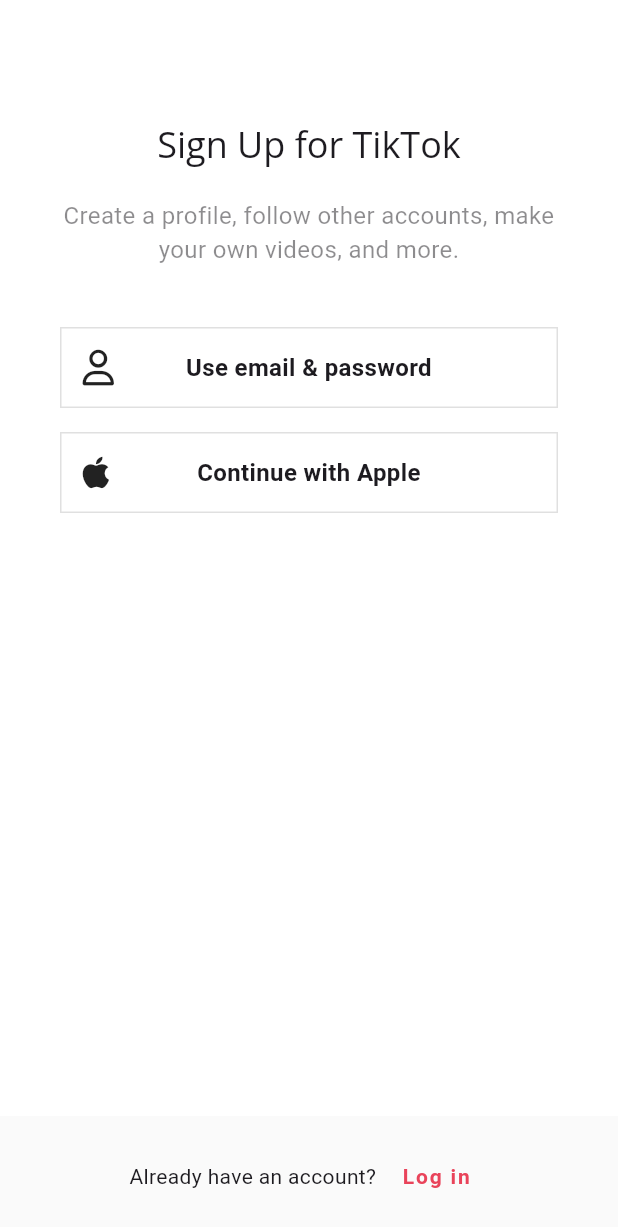
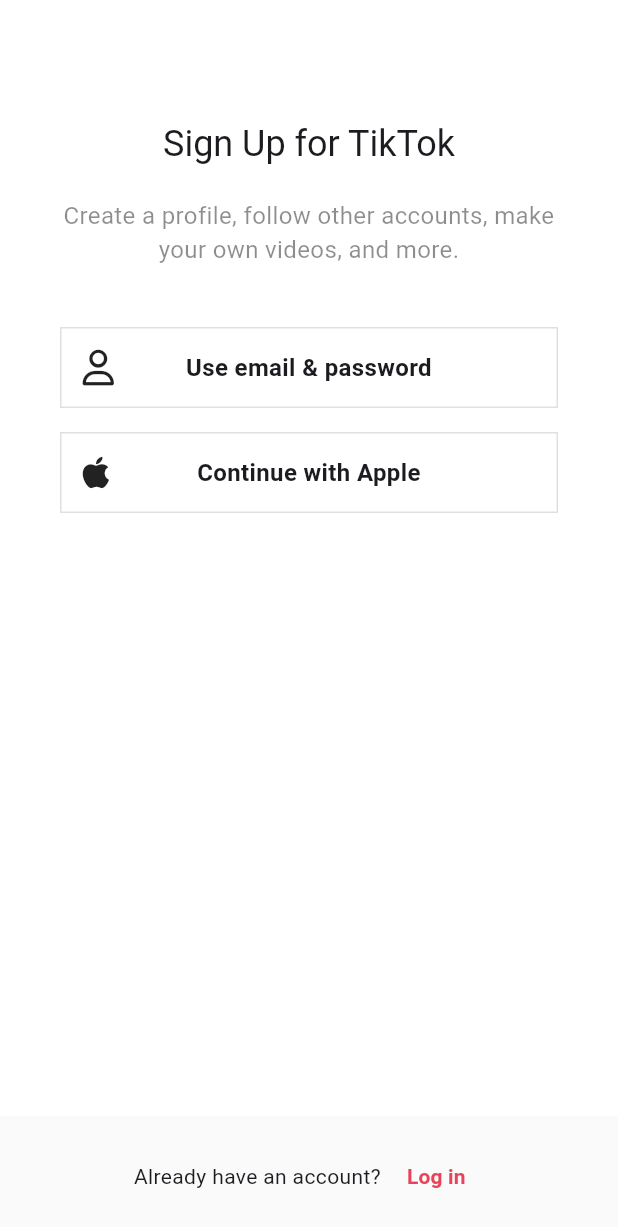
Before and after one commit to jrsky723/tiktok_clone, a Flutter app: the screen it shows after launch, on a phone screen of 412 x 824 dp. Shown: the top 1227 px of the screen. Run offline on Flutter 3.47's test engine with Material 3 defaults, Android fonts, the phone set to English and light mode, and no system bars; our stand-ins replace font_awesome_flutter, google_fonts, marquee, video_player, visibility_detector; Roboto replaces fonts that are missing (Itim).

Commit message:
# 15/3 Google Fonts
- google_fonts 패키지를 사용하여, 구글 폰트를 사용할 수 있다.
- 모든 google fonts가 있는것은 아니다.

```diff
--- a/lib/main.dart
+++ b/lib/main.dart
@@ -27,35 +27,8 @@ class TikTokApp extends StatelessWidget {
       themeMode: ThemeMode.system,
       theme: ThemeData(
         brightness: Brightness.light,
-        textTheme: TextTheme(
-          displayLarge: GoogleFonts.openSans(
-              fontSize: 95, fontWeight: FontWeight.w300, letterSpacing: -1.5),
-          displayMedium: GoogleFonts.openSans(
-              fontSize: 59, fontWeight: FontWeight.w300, letterSpacing: -0.5),
-          displaySmall:
-              GoogleFonts.openSans(fontSize: 48, fontWeight: FontWeight.w400),
-          headlineMedium: GoogleFonts.openSans(
-              fontSize: 34, fontWeight: FontWeight.w400, letterSpacing: 0.25),
-          headlineSmall:
-              GoogleFonts.openSans(fontSize: 24, fontWeight: FontWeight.w400),
-          titleLarge: GoogleFonts.openSans(
-              fontSize: 20, fontWeight: FontWeight.w500, letterSpacing: 0.15),
-          titleMedium: GoogleFonts.openSans(
-              fontSize: 16, fontWeight: FontWeight.w400, letterSpacing: 0.15),
-          titleSmall: GoogleFonts.openSans(
-              fontSize: 14, fontWeight: FontWeight.w500, letterSpacing: 0.1),
-          bodyLarge: GoogleFonts.roboto(
-              fontSize: 16, fontWeight: FontWeight.w400, letterSpacing: 0.5),
-          bodyMedium: GoogleFonts.roboto(
-              fontSize: 14, fontWeight: FontWeight.w400, letterSpacing: 0.25),
-          labelLarge: GoogleFonts.roboto(
-              fontSize: 14, fontWeight: FontWeight.w500, letterSpacing: 1.25),
-          bodySmall: GoogleFonts.roboto(
-              fontSize: 12, fontWeight: FontWeight.w400, letterSpacing: 0.4),
-          labelSmall: GoogleFonts.roboto(
-              fontSize: 10, fontWeight: FontWeight.w400, letterSpacing: 1.5),
-        ),
         scaffoldBackgroundColor: Colors.white,
+        textTheme: GoogleFonts.itimTextTheme(),
         primaryColor: const Color(
           0xFFE9435A,
         ),
@@ -87,6 +60,9 @@ class TikTokApp extends StatelessWidget {
       ),
       darkTheme: ThemeData(
         brightness: Brightness.dark,
+        textTheme: GoogleFonts.itimTextTheme(
+          ThemeData(brightness: Brightness.dark).textTheme,
+        ),
         scaffoldBackgroundColor: Colors.grey.shade900,
         primaryColor: const Color(
           0xFFE9435A,
```
